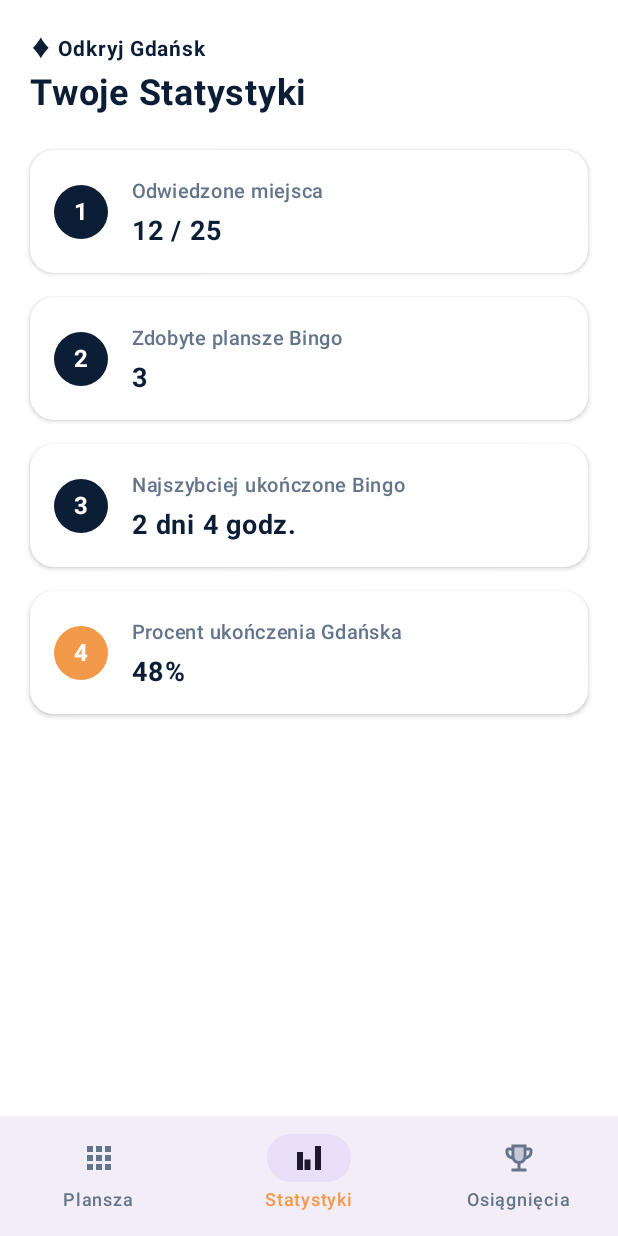
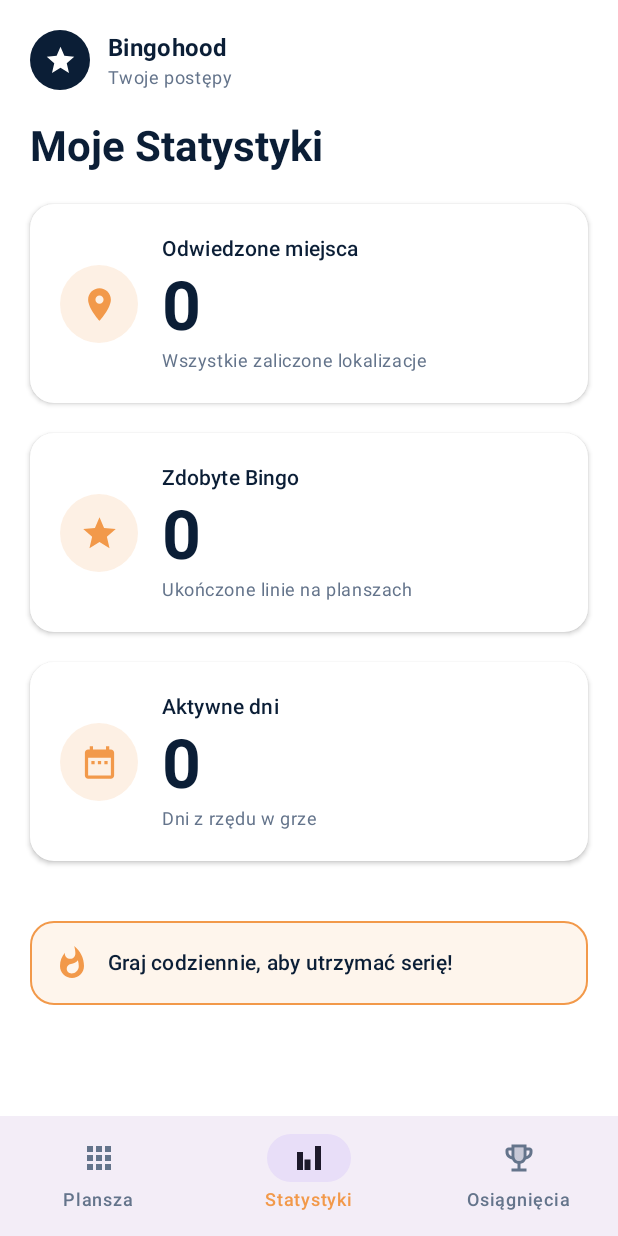
Before and after one commit to Agneshka1/Bingohood, an Android app built with Jetpack Compose: the StatsScreen screen opened through its navigation route, on a phone screen of 412 x 824 dp. Run offline under Robolectric (Android 15) with nearby library versions, the phone set to English and light mode, and no system bars.

Commit message:
redesign StatsScreen

```diff
--- a/app/build.gradle.kts
+++ b/app/build.gradle.kts
@@ -41,6 +41,8 @@ dependencies {
     implementation(platform(libs.androidx.compose.bom))
     implementation(libs.androidx.activity.compose)
     implementation(libs.androidx.compose.material3)
+    implementation("androidx.compose.material:material-icons-core")
+    implementation("androidx.compose.material:material-icons-extended")
     implementation(libs.androidx.compose.ui)
     implementation(libs.androidx.compose.ui.graphics)
     implementation(libs.androidx.compose.ui.tooling.preview)
--- a/app/src/main/java/pl/bingohood/app/stats/StatsScreen.kt
+++ b/app/src/main/java/pl/bingohood/app/stats/StatsScreen.kt
@@ -1,5 +1,6 @@
 package pl.bingohood.app.stats
 
+import androidx.compose.foundation.BorderStroke
 import androidx.compose.foundation.background
 import androidx.compose.foundation.layout.Arrangement
 import androidx.compose.foundation.layout.Box
@@ -12,85 +13,134 @@ import androidx.compose.foundation.layout.height
 import androidx.compose.foundation.layout.padding
 import androidx.compose.foundation.layout.size
 import androidx.compose.foundation.layout.width
-import androidx.compose.foundation.lazy.LazyColumn
+import androidx.compose.foundation.rememberScrollState
 import androidx.compose.foundation.shape.CircleShape
 import androidx.compose.foundation.shape.RoundedCornerShape
+import androidx.compose.foundation.verticalScroll
+import androidx.compose.material.icons.Icons
+import androidx.compose.material.icons.filled.DateRange
+import androidx.compose.material.icons.filled.LocationOn
+import androidx.compose.material.icons.filled.Star
+import androidx.compose.material.icons.filled.Whatshot
 import androidx.compose.material3.Card
 import androidx.compose.material3.CardDefaults
+import androidx.compose.material3.Icon
 import androidx.compose.material3.MaterialTheme
+import androidx.compose.material3.Surface
 import androidx.compose.material3.Text
 import androidx.compose.runtime.Composable
 import androidx.compose.ui.Alignment
 import androidx.compose.ui.Modifier
-import androidx.compose.ui.graphics.Color
+import androidx.compose.ui.graphics.vector.ImageVector
 import androidx.compose.ui.text.font.FontWeight
 import androidx.compose.ui.tooling.preview.Preview
 import androidx.compose.ui.unit.dp
-import androidx.compose.ui.unit.sp
 import pl.bingohood.app.ui.theme.BingohoodTheme
 
 @Composable
-fun StatsScreen() {
-    val backgroundColor = MaterialTheme.colorScheme.background
-    val primaryNavy = MaterialTheme.colorScheme.primary
-    val accentOrange = MaterialTheme.colorScheme.secondary
-
-    Box(
-        modifier = Modifier
-            .fillMaxSize()
-            .background(backgroundColor)
+fun StatsScreen(
+    modifier: Modifier = Modifier
+) {
+    Surface(
+        modifier = modifier.fillMaxSize(),
+        color = MaterialTheme.colorScheme.background
     ) {
-        LazyColumn(
+        Column(
             modifier = Modifier
                 .fillMaxSize()
+                .verticalScroll(rememberScrollState())
                 .padding(20.dp),
-            verticalArrangement = Arrangement.spacedBy(16.dp),
-            horizontalAlignment = Alignment.Start
+            verticalArrangement = Arrangement.spacedBy(20.dp)
         ) {
-            // Nagłówek w stylu makiety
-            item {
-                Column(modifier = Modifier.padding(bottom = 8.dp)) {
-                    Text(
-                        text = "♦ Odkryj Gdańsk",
-                        fontSize = 14.sp,
-                        fontWeight = FontWeight.Bold,
-                        color = primaryNavy
-                    )
-                    Spacer(modifier = Modifier.height(4.dp))
-                    Text(
-                        text = "Twoje Statystyki",
-                        fontSize = 24.sp,
-                        fontWeight = FontWeight.Bold,
-                        color = primaryNavy
-                    )
-                }
-            }
+            HeaderSection()
 
-            // Kafelki ze statystykami z podświetlonymi numerkami
-            item {
-                StatCard(number = "1", title = "Odwiedzone miejsca", value = "12 / 25", badgeColor = primaryNavy)
-            }
-            item {
-                StatCard(number = "2", title = "Zdobyte plansze Bingo", value = "3", badgeColor = primaryNavy)
-            }
-            item {
-                StatCard(number = "3", title = "Najszybciej ukończone Bingo", value = "2 dni 4 godz.", badgeColor = primaryNavy)
-            }
-            item {
-                StatCard(number = "4", title = "Procent ukończenia Gdańska", value = "48%", badgeColor = accentOrange)
-            }
+            Text(
+                text = "Moje Statystyki",
+                style = MaterialTheme.typography.headlineMedium,
+                fontWeight = FontWeight.Bold,
+                color = MaterialTheme.colorScheme.primary
+            )
+
+            StatCard(
+                icon = Icons.Default.LocationOn,
+                title = "Odwiedzone miejsca",
+                value = "0",
+                subtitle = "Wszystkie zaliczone lokalizacje"
+            )
+
+            StatCard(
+                icon = Icons.Default.Star,
+                title = "Zdobyte Bingo",
+                value = "0",
+                subtitle = "Ukończone linie na planszach"
+            )
+
+            StatCard(
+                icon = Icons.Default.DateRange,
+                title = "Aktywne dni",
+                value = "0",
+                subtitle = "Dni z rzędu w grze"
+            )
+
+            Spacer(modifier = Modifier.weight(1f, fill = false))
+
+            MotivationalBanner()
         }
     }
 }
 
-// Komponent karty dopasowany wizualnie do zaokrągleń i stylu ze zdjęcia
 @Composable
-fun StatCard(number: String, title: String, value: String, badgeColor: Color) {
-    val primaryNavy = MaterialTheme.colorScheme.primary
-    val secondaryText = MaterialTheme.colorScheme.onSurfaceVariant
+private fun HeaderSection(
+    modifier: Modifier = Modifier
+) {
+    Row(
+        modifier = modifier.fillMaxWidth(),
+        verticalAlignment = Alignment.CenterVertically,
+        horizontalArrangement = Arrangement.spacedBy(12.dp)
+    ) {
+        Box(
+            modifier = Modifier
+                .size(40.dp)
+                .background(
+                    color = MaterialTheme.colorScheme.primary,
+                    shape = CircleShape
+                ),
+            contentAlignment = Alignment.Center
+        ) {
+            Icon(
+                imageVector = Icons.Default.Star,
+                contentDescription = "Logo Bingohood",
+                tint = MaterialTheme.colorScheme.onPrimary,
+                modifier = Modifier.size(22.dp)
+            )
+        }
 
+        Column {
+            Text(
+                text = "Bingohood",
+                style = MaterialTheme.typography.titleMedium,
+                fontWeight = FontWeight.Bold,
+                color = MaterialTheme.colorScheme.primary
+            )
+            Text(
+                text = "Twoje postępy",
+                style = MaterialTheme.typography.bodySmall,
+                color = MaterialTheme.colorScheme.onSurfaceVariant
+            )
+        }
+    }
+}
+
+@Composable
+private fun StatCard(
+    icon: ImageVector,
+    title: String,
+    value: String,
+    subtitle: String,
+    modifier: Modifier = Modifier
+) {
     Card(
-        modifier = Modifier.fillMaxWidth(),
+        modifier = modifier.fillMaxWidth(),
         shape = RoundedCornerShape(16.dp),
         colors = CardDefaults.cardColors(containerColor = MaterialTheme.colorScheme.surface),
         elevation = CardDefaults.cardElevation(defaultElevation = 2.dp)
@@ -98,49 +148,91 @@ fun StatCard(number: String, title: String, value: String, badgeColor: Color) {
         Row(
             modifier = Modifier
                 .fillMaxWidth()
-                .padding(16.dp),
+                .padding(20.dp),
             verticalAlignment = Alignment.CenterVertically
         ) {
-            // Okrągła ikona z numerkiem w stylu listy z makiety
             Box(
                 modifier = Modifier
-                    .size(36.dp)
-                    .background(color = badgeColor, shape = CircleShape),
+                    .size(52.dp)
+                    .background(
+                        color = MaterialTheme.colorScheme.secondary.copy(alpha = 0.15f),
+                        shape = CircleShape
+                    ),
                 contentAlignment = Alignment.Center
             ) {
-                Text(
-                    text = number,
-                    color = Color.White,
-                    fontWeight = FontWeight.Bold,
-                    fontSize = 16.sp
+                Icon(
+                    imageVector = icon,
+                    contentDescription = title,
+                    tint = MaterialTheme.colorScheme.secondary,
+                    modifier = Modifier.size(26.dp)
                 )
             }
 
             Spacer(modifier = Modifier.width(16.dp))
 
-            // Tekst statystyki
             Column {
                 Text(
                     text = title,
-                    fontSize = 13.sp,
-                    color = secondaryText,
-                    fontWeight = FontWeight.Medium
+                    style = MaterialTheme.typography.titleSmall,
+                    fontWeight = FontWeight.SemiBold,
+                    color = MaterialTheme.colorScheme.onSurface
                 )
                 Spacer(modifier = Modifier.height(2.dp))
                 Text(
                     text = value,
-                    fontSize = 18.sp,
+                    style = MaterialTheme.typography.displayMedium,
                     fontWeight = FontWeight.Bold,
-                    color = primaryNavy
+                    color = MaterialTheme.colorScheme.primary
+                )
+                Spacer(modifier = Modifier.height(2.dp))
+                Text(
+                    text = subtitle,
+                    style = MaterialTheme.typography.bodySmall,
+                    color = MaterialTheme.colorScheme.onSurfaceVariant
                 )
             }
         }
     }
 }
 
+@Composable
+private fun MotivationalBanner(
+    modifier: Modifier = Modifier
+) {
+    Card(
+        modifier = modifier.fillMaxWidth(),
+        shape = RoundedCornerShape(16.dp),
+        colors = CardDefaults.cardColors(
+            containerColor = MaterialTheme.colorScheme.secondary.copy(alpha = 0.1f)
+        ),
+        border = BorderStroke(1.dp, color = MaterialTheme.colorScheme.secondary)
+    ) {
+        Row(
+            modifier = Modifier
+                .fillMaxWidth()
+                .padding(16.dp),
+            verticalAlignment = Alignment.CenterVertically,
+            horizontalArrangement = Arrangement.spacedBy(12.dp)
+        ) {
+            Icon(
+                imageVector = Icons.Default.Whatshot,
+                contentDescription = null,
+                tint = MaterialTheme.colorScheme.secondary,
+                modifier = Modifier.size(24.dp)
+            )
+            Text(
+                text = "Graj codziennie, aby utrzymać serię!",
+                style = MaterialTheme.typography.bodyMedium,
+                fontWeight = FontWeight.SemiBold,
+                color = MaterialTheme.colorScheme.primary
+            )
+        }
+    }
+}
+
 @Preview(showBackground = true)
 @Composable
-fun StatsScreenPreview() {
+private fun StatsScreenPreview() {
     BingohoodTheme {
         StatsScreen()
     }
```
